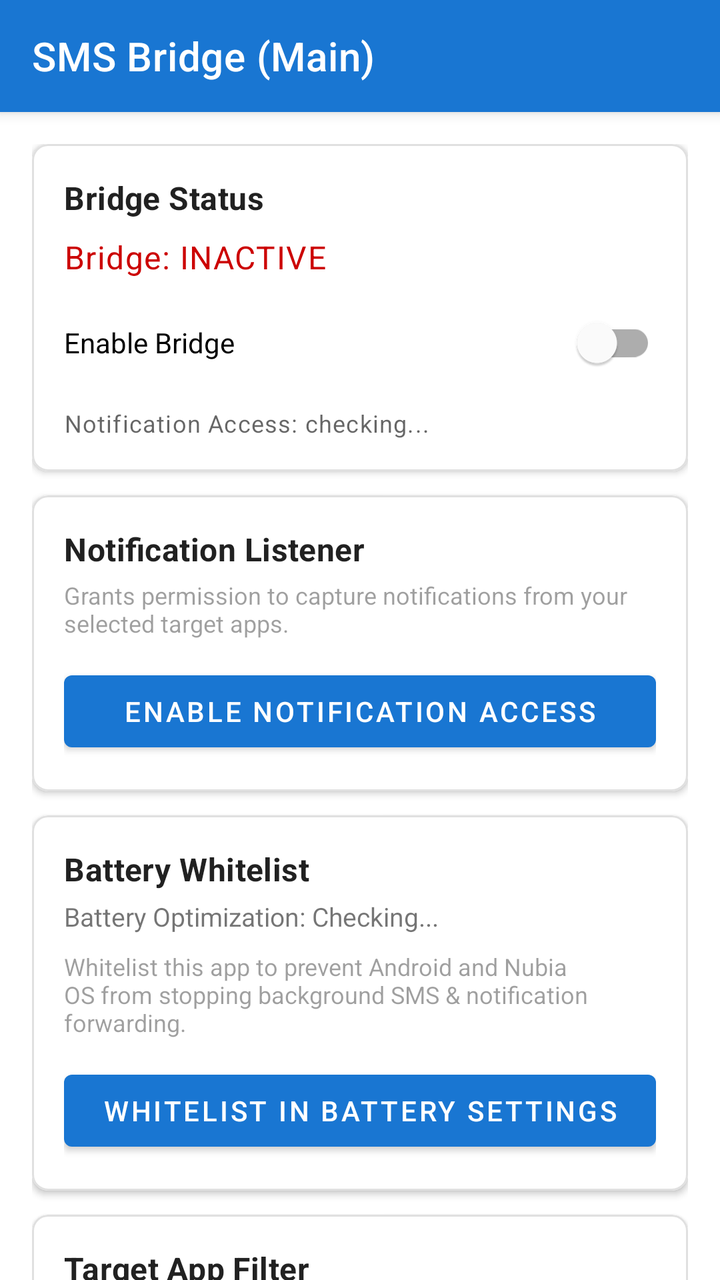
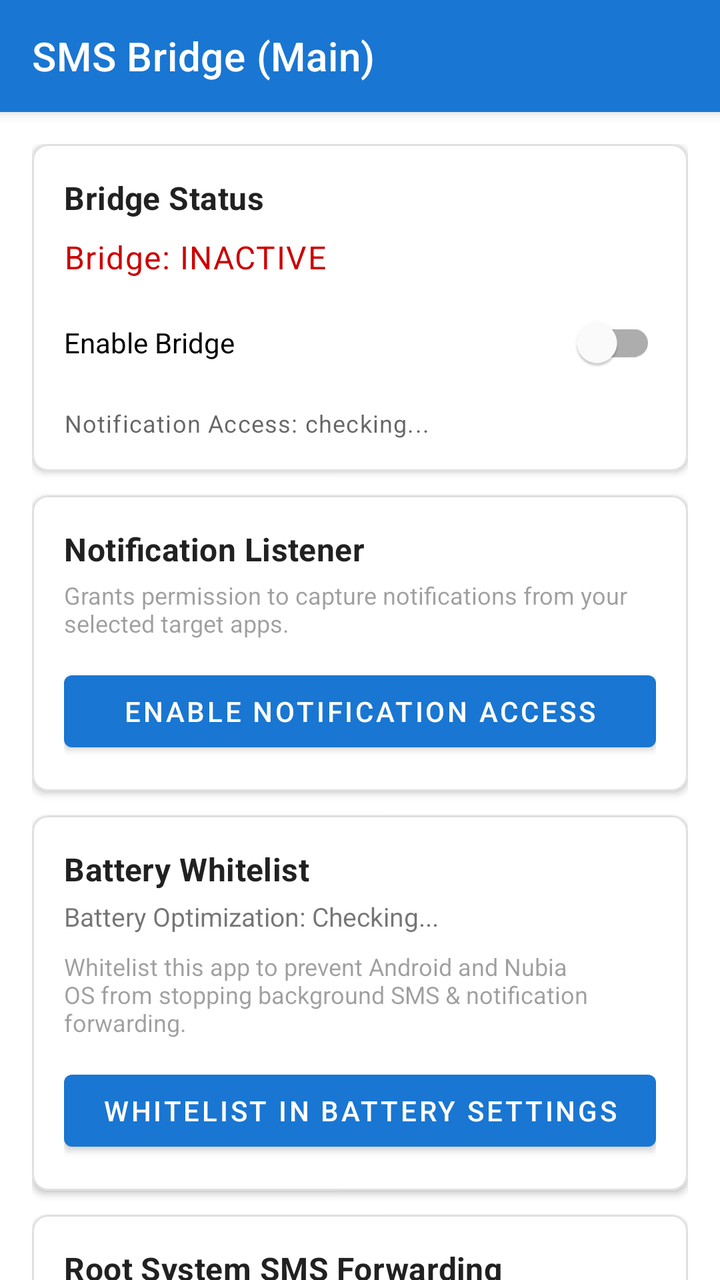

An Android layout rendered at two revisions. The XML below is the earlier revision; the diff shows what the commit changed to produce the second picture.
<!-- AndroidManifest.xml: application theme Theme.SMSBridge -->
<!-- res/layout/activity_main.xml -->
<?xml version="1.0" encoding="utf-8"?>
<androidx.coordinatorlayout.widget.CoordinatorLayout
    xmlns:android="http://schemas.android.com/apk/res/android"
    xmlns:app="http://schemas.android.com/apk/res-auto"
    xmlns:tools="http://schemas.android.com/tools"
    android:layout_width="match_parent"
    android:layout_height="match_parent"
    tools:context=".MainActivity">

    <com.google.android.material.appbar.AppBarLayout
        android:layout_width="match_parent"
        android:layout_height="wrap_content">

        <androidx.appcompat.widget.Toolbar
            android:id="@+id/toolbar"
            android:layout_width="match_parent"
            android:layout_height="?attr/actionBarSize"
            android:background="@color/colorPrimary"
            android:elevation="4dp"
            android:theme="@style/ThemeOverlay.AppCompat.Dark.ActionBar"
            app:title="SMS Bridge (Main)"
            app:titleTextColor="@android:color/white"/>

    </com.google.android.material.appbar.AppBarLayout>

    <androidx.core.widget.NestedScrollView
        android:layout_width="match_parent"
        android:layout_height="match_parent"
        app:layout_behavior="@string/appbar_scrolling_view_behavior">

        <LinearLayout
            android:layout_width="match_parent"
            android:layout_height="wrap_content"
            android:orientation="vertical"
            android:padding="16dp">

            
            <com.google.android.material.card.MaterialCardView
                android:layout_width="match_parent"
                android:layout_height="wrap_content"
                android:layout_marginBottom="12dp"
                app:cardCornerRadius="8dp"
                app:cardElevation="2dp"
                app:strokeWidth="1dp"
                app:strokeColor="@color/colorOutline">

                <LinearLayout
                    android:layout_width="match_parent"
                    android:layout_height="wrap_content"
                    android:orientation="vertical"
                    android:padding="16dp">

                    <TextView
                        android:layout_width="match_parent"
                        android:layout_height="wrap_content"
                        android:text="Bridge Status"
                        android:textAppearance="@style/TextAppearance.MaterialComponents.Subtitle1"
                        android:textStyle="bold"
                        android:layout_marginBottom="8dp"/>

                    <TextView
                        android:id="@+id/tvBridgeStatus"
                        android:layout_width="match_parent"
                        android:layout_height="wrap_content"
                        android:text="Bridge: INACTIVE"
                        android:textAppearance="@style/TextAppearance.MaterialComponents.Body1"
                        android:textColor="@android:color/holo_red_dark"
                        android:layout_marginBottom="8dp"/>

                    <com.google.android.material.switchmaterial.SwitchMaterial
                        android:id="@+id/switchBridge"
                        android:layout_width="match_parent"
                        android:layout_height="wrap_content"
                        android:text="Enable Bridge"
                        android:layout_marginBottom="8dp"/>

                    <TextView
                        android:id="@+id/tvNotifStatus"
                        android:layout_width="match_parent"
                        android:layout_height="wrap_content"
                        android:text="Notification Access: checking..."
                        android:textAppearance="@style/TextAppearance.MaterialComponents.Caption"/>

                </LinearLayout>
            </com.google.android.material.card.MaterialCardView>

            
            <com.google.android.material.card.MaterialCardView
                android:layout_width="match_parent"
                android:layout_height="wrap_content"
                android:layout_marginBottom="12dp"
                app:cardCornerRadius="8dp"
                app:cardElevation="2dp"
                app:strokeWidth="1dp"
                app:strokeColor="@color/colorOutline">

                <LinearLayout
                    android:layout_width="match_parent"
                    android:layout_height="wrap_content"
                    android:orientation="vertical"
                    android:padding="16dp">

                    <TextView
                        android:layout_width="match_parent"
                        android:layout_height="wrap_content"
                        android:text="Notification Listener"
                        android:textAppearance="@style/TextAppearance.MaterialComponents.Subtitle1"
                        android:textStyle="bold"
                        android:layout_marginBottom="4dp"/>

                    <TextView
                        android:layout_width="match_parent"
                        android:layout_height="wrap_content"
                        android:text="Grants permission to capture notifications from your selected target apps."
                        android:textSize="12sp"
                        android:alpha="0.7"
                        android:layout_marginBottom="12dp"/>

                    <Button
                        android:id="@+id/btnNotifSettings"
                        style="@style/Widget.MaterialComponents.Button"
                        android:layout_width="match_parent"
                        android:layout_height="wrap_content"
                        android:text="Enable Notification Access"/>

                </LinearLayout>
            </com.google.android.material.card.MaterialCardView>

            
            <com.google.android.material.card.MaterialCardView
                android:layout_width="match_parent"
                android:layout_height="wrap_content"
                android:layout_marginBottom="12dp"
                app:cardCornerRadius="8dp"
                app:cardElevation="2dp"
                app:strokeWidth="1dp"
                app:strokeColor="@color/colorOutline">

                <LinearLayout
                    android:layout_width="match_parent"
                    android:layout_height="wrap_content"
                    android:orientation="vertical"
                    android:padding="16dp">

                    <TextView
                        android:layout_width="match_parent"
                        android:layout_height="wrap_content"
                        android:text="Battery Whitelist"
                        android:textAppearance="@style/TextAppearance.MaterialComponents.Subtitle1"
                        android:textStyle="bold"
                        android:layout_marginBottom="4dp"/>

                    <TextView
                        android:id="@+id/tvBatteryStatus"
                        android:layout_width="match_parent"
                        android:layout_height="wrap_content"
                        android:text="Battery Optimization: Checking..."
                        android:textSize="13sp"
                        android:layout_marginBottom="8dp"/>

                    <TextView
                        android:layout_width="match_parent"
                        android:layout_height="wrap_content"
                        android:text="Whitelist this app to prevent Android and Nubia OS from stopping background SMS &amp; notification forwarding."
                        android:textSize="12sp"
                        android:alpha="0.7"
                        android:layout_marginBottom="12dp"/>

                    <Button
                        android:id="@+id/btnBatterySettings"
                        style="@style/Widget.MaterialComponents.Button"
                        android:layout_width="match_parent"
                        android:layout_height="wrap_content"
                        android:text="Whitelist in Battery Settings"/>

                </LinearLayout>
            </com.google.android.material.card.MaterialCardView>

            
            <com.google.android.material.card.MaterialCardView
                android:layout_width="match_parent"
                android:layout_height="wrap_content"
                android:layout_marginBottom="12dp"
                app:cardCornerRadius="8dp"
                app:cardElevation="2dp"
                app:strokeWidth="1dp"
                app:strokeColor="@color/colorOutline">

                <LinearLayout
                    android:layout_width="match_parent"
                    android:layout_height="wrap_content"
                    android:orientation="vertical"
                    android:padding="16dp">

                    <TextView
                        android:layout_width="match_parent"
                        android:layout_height="wrap_content"
                        android:text="Target App Filter"
                        android:textAppearance="@style/TextAppearance.MaterialComponents.Subtitle1"
                        android:textStyle="bold"
                        android:layout_marginBottom="8dp"/>

                    <com.google.android.material.switchmaterial.SwitchMaterial
                        android:id="@+id/switchFilter"
                        android:layout_width="match_parent"
                        android:layout_height="wrap_content"
                        android:text="Only forward selected apps"
                        android:layout_marginBottom="8dp"/>

                    <TextView
                        android:id="@+id/tvFilterHint"
                        android:layout_width="match_parent"
                        android:layout_height="wrap_content"
                        android:text="Forwarding: ALL apps (no filter)"
                        android:textAppearance="@style/TextAppearance.MaterialComponents.Caption"
                        android:textColor="?attr/colorOnSurface"
                        android:layout_marginBottom="12dp"/>

                    
                    <com.google.android.material.button.MaterialButton
                        android:id="@+id/btnSelectApps"
                        style="@style/Widget.MaterialComponents.Button.OutlinedButton"
                        android:layout_width="match_parent"
                        android:layout_height="wrap_content"
                        android:text="Select Target Apps (0 selected)"
                        android:layout_marginBottom="6dp"/>

                    
                    <TextView
                        android:id="@+id/tvSelectedAppsSummary"
                        android:layout_width="match_parent"
                        android:layout_height="wrap_content"
                        android:textSize="12sp"
                        android:alpha="0.75"
                        android:lineSpacingMultiplier="1.2"
                        android:text="Selected apps: None"/>

                </LinearLayout>
            </com.google.android.material.card.MaterialCardView>

            
            <com.google.android.material.card.MaterialCardView
                android:layout_width="match_parent"
                android:layout_height="wrap_content"
                android:layout_marginBottom="12dp"
                app:cardCornerRadius="8dp"
                app:cardElevation="2dp"
                app:strokeWidth="1dp"
                app:strokeColor="@color/colorOutline">

                <LinearLayout
                    android:layout_width="match_parent"
                    android:layout_height="wrap_content"
                    android:orientation="vertical"
                    android:padding="16dp">

                    <TextView
                        android:layout_width="match_parent"
                        android:layout_height="wrap_content"
                        android:text="Recent Messages (Last 3)"
                        android:textAppearance="@style/TextAppearance.MaterialComponents.Subtitle1"
                        android:textStyle="bold"
                        android:layout_marginBottom="8dp"/>

                    <androidx.recyclerview.widget.RecyclerView
                        android:id="@+id/rvMessages"
                        android:layout_width="match_parent"
                        android:layout_height="wrap_content"
                        android:nestedScrollingEnabled="false"/>

                    <Button
                        android:id="@+id/btnClearMessages"
                        style="@style/Widget.MaterialComponents.Button.TextButton"
                        android:layout_width="wrap_content"
                        android:layout_height="wrap_content"
                        android:layout_gravity="end"
                        android:text="Clear"
                        android:layout_marginTop="4dp"/>

                </LinearLayout>
            </com.google.android.material.card.MaterialCardView>

        </LinearLayout>
    </androidx.core.widget.NestedScrollView>

</androidx.coordinatorlayout.widget.CoordinatorLayout>
<!-- resources referenced by this layout -->
<resources>
  <color name="colorOutline">#E0E0E0</color>
  <color name="colorPrimary">#1976D2</color>
  <style name="Theme.SMSBridge" parent="Theme.MaterialComponents.DayNight.NoActionBar">
          <item name="colorPrimary">@color/colorPrimary</item>
          <item name="colorPrimaryDark">@color/colorPrimaryDark</item>
          <item name="colorAccent">@color/colorAccent</item>
          <item name="colorOutline">@color/colorOutline</item>
      </style>
  <color name="colorPrimaryDark">#1565C0</color>
  <color name="colorAccent">#FF4081</color>
</resources>

<!-- the commit's change to res/layout/activity_main.xml (unified diff, before → after) -->
@@ -195,6 +195,56 @@
                     <TextView
                         android:layout_width="match_parent"
                         android:layout_height="wrap_content"
+                        android:text="Root System SMS Forwarding"
+                        android:textAppearance="@style/TextAppearance.MaterialComponents.Subtitle1"
+                        android:textStyle="bold"
+                        android:layout_marginBottom="4dp"/>
+
+                    <TextView
+                        android:id="@+id/tvRootStatus"
+                        android:layout_width="match_parent"
+                        android:layout_height="wrap_content"
+                        android:text="Root: Checking..."
+                        android:textSize="13sp"
+                        android:layout_marginBottom="8dp"/>
+
+                    <TextView
+                        android:layout_width="match_parent"
+                        android:layout_height="wrap_content"
+                        android:text="Broadcasts SMS directly into Work Profile (User 11) using root so Google SMS Retriever and UPI apps auto-verify without manual input."
+                        android:textSize="12sp"
+                        android:alpha="0.7"
+                        android:layout_marginBottom="12dp"/>
+
+                    <Button
+                        android:id="@+id/btnGrantRoot"
+                        style="@style/Widget.MaterialComponents.Button"
+                        android:layout_width="match_parent"
+                        android:layout_height="wrap_content"
+                        android:text="Verify &amp; Grant Root Access"/>
+
+                </LinearLayout>
+            </com.google.android.material.card.MaterialCardView>
+
+            
+            <com.google.android.material.card.MaterialCardView
+                android:layout_width="match_parent"
+                android:layout_height="wrap_content"
+                android:layout_marginBottom="12dp"
+                app:cardCornerRadius="8dp"
+                app:cardElevation="2dp"
+                app:strokeWidth="1dp"
+                app:strokeColor="@color/colorOutline">
+
+                <LinearLayout
+                    android:layout_width="match_parent"
+                    android:layout_height="wrap_content"
+                    android:orientation="vertical"
+                    android:padding="16dp">
+
+                    <TextView
+                        android:layout_width="match_parent"
+                        android:layout_height="wrap_content"
                         android:text="Target App Filter"
                         android:textAppearance="@style/TextAppearance.MaterialComponents.Subtitle1"
                         android:textStyle="bold"
